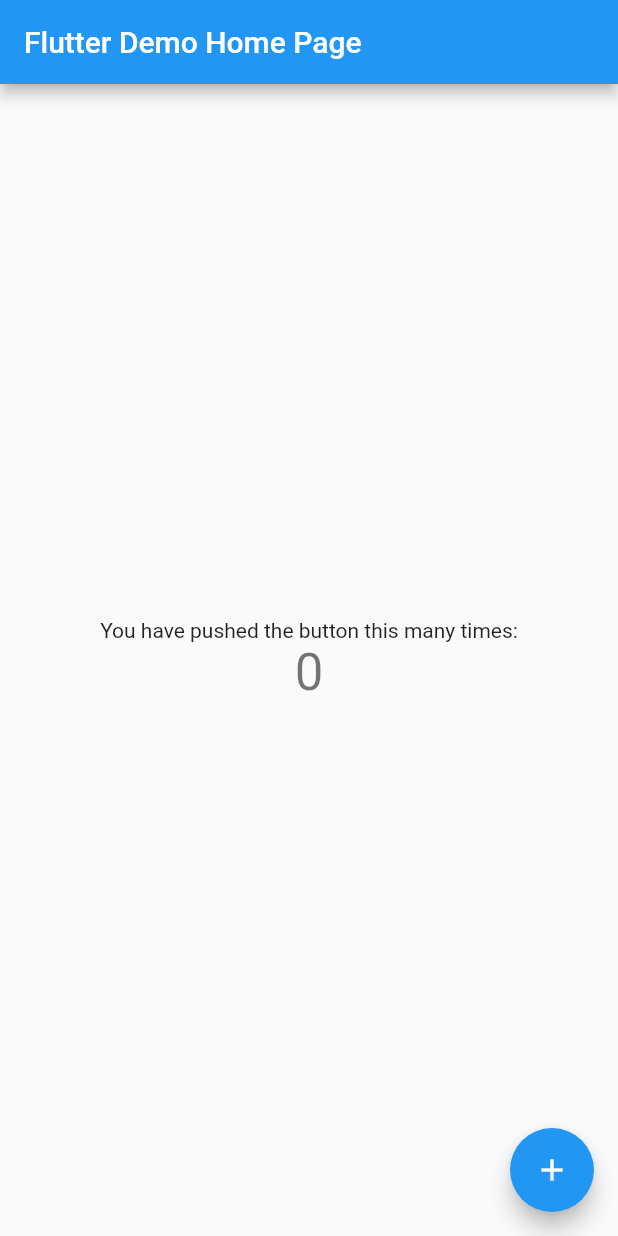
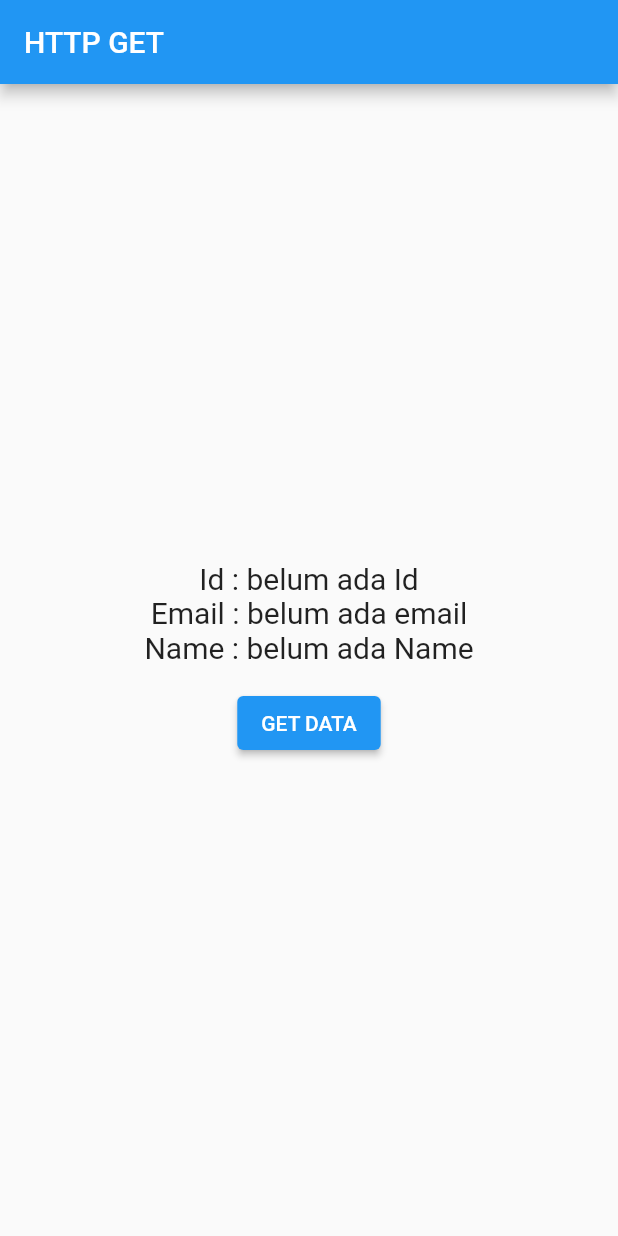
Before and after one commit to MichelleSetiyanti/http_request, a Flutter app: the screen it shows after launch, on a phone screen of 412 x 824 dp. Run offline on Flutter 3.47's test engine with Material 2 defaults, Android fonts, the phone set to English and light mode, and no system bars.

Commit message:
HTTP GET

```diff
--- a/lib/main.dart
+++ b/lib/main.dart
@@ -1,115 +1,106 @@
+import 'dart:convert';
+
+import 'package:flutter/cupertino.dart';
 import 'package:flutter/material.dart';
+import 'package:http/http.dart' as myhttp;
 
-void main() {
-  runApp(const MyApp());
+void main(List<String> args) {
+  runApp(MyApp());
 }
 
 class MyApp extends StatelessWidget {
   const MyApp({Key? key}) : super(key: key);
 
-  // This widget is the root of your application.
   @override
   Widget build(BuildContext context) {
     return MaterialApp(
-      title: 'Flutter Demo',
-      theme: ThemeData(
-        // This is the theme of your application.
-        //
-        // Try running your application with "flutter run". You'll see the
-        // application has a blue toolbar. Then, without quitting the app, try
-        // changing the primarySwatch below to Colors.green and then invoke
-        // "hot reload" (press "r" in the console where you ran "flutter run",
-        // or simply save your changes to "hot reload" in a Flutter IDE).
-        // Notice that the counter didn't reset back to zero; the application
-        // is not restarted.
-        primarySwatch: Colors.blue,
-      ),
-      home: const MyHomePage(title: 'Flutter Demo Home Page'),
+      home: HomePage(),
     );
   }
 }
 
-class MyHomePage extends StatefulWidget {
-  const MyHomePage({Key? key, required this.title}) : super(key: key);
-
-  // This widget is the home page of your application. It is stateful, meaning
-  // that it has a State object (defined below) that contains fields that affect
-  // how it looks.
-
-  // This class is the configuration for the state. It holds the values (in this
-  // case the title) provided by the parent (in this case the App widget) and
-  // used by the build method of the State. Fields in a Widget subclass are
-  // always marked "final".
-
-  final String title;
+class HomePage extends StatefulWidget {
+  const HomePage({Key? key}) : super(key: key);
 
   @override
-  State<MyHomePage> createState() => _MyHomePageState();
+  State<HomePage> createState() => _HomePageState();
 }
 
-class _MyHomePageState extends State<MyHomePage> {
-  int _counter = 0;
-
-  void _incrementCounter() {
-    setState(() {
-      // This call to setState tells the Flutter framework that something has
-      // changed in this State, which causes it to rerun the build method below
-      // so that the display can reflect the updated values. If we changed
-      // _counter without calling setState(), then the build method would not be
-      // called again, and so nothing would appear to happen.
-      _counter++;
-    });
+class _HomePageState extends State<HomePage> {
+  late String id, email, name;
+  @override
+  void initState() {
+    id = "belum ada Id";
+    email = "belum ada email";
+    name = "belum ada Name";
+    // TODO: implement initState
+    super.initState();
   }
 
-  @override
   Widget build(BuildContext context) {
-    // This method is rerun every time setState is called, for instance as done
-    // by the _incrementCounter method above.
-    //
-    // The Flutter framework has been optimized to make rerunning build methods
-    // fast, so that you can just rebuild anything that needs updating rather
-    // than having to individually change instances of widgets.
     return Scaffold(
       appBar: AppBar(
-        // Here we take the value from the MyHomePage object that was created by
-        // the App.build method, and use it to set our appbar title.
-        title: Text(widget.title),
+        title: Text("HTTP GET"),
       ),
       body: Center(
-        // Center is a layout widget. It takes a single child and positions it
-        // in the middle of the parent.
         child: Column(
-          // Column is also a layout widget. It takes a list of children and
-          // arranges them vertically. By default, it sizes itself to fit its
-          // children horizontally, and tries to be as tall as its parent.
-          //
-          // Invoke "debug painting" (press "p" in the console, choose the
-          // "Toggle Debug Paint" action from the Flutter Inspector in Android
-          // Studio, or the "Toggle Debug Paint" command in Visual Studio Code)
-          // to see the wireframe for each widget.
-          //
-          // Column has various properties to control how it sizes itself and
-          // how it positions its children. Here we use mainAxisAlignment to
-          // center the children vertically; the main axis here is the vertical
-          // axis because Columns are vertical (the cross axis would be
-          // horizontal).
           mainAxisAlignment: MainAxisAlignment.center,
-          children: <Widget>[
-            const Text(
-              'You have pushed the button this many times:',
+          children: [
+            Text(
+              "Id : $id",
+              style: TextStyle(
+                fontSize: 20,
+              ),
             ),
             Text(
-              '$_counter',
-              style: Theme.of(context).textTheme.headline4,
+              "Email : $email",
+              style: TextStyle(
+                fontSize: 20,
+              ),
             ),
+            Text(
+              "Name : $name",
+              style: TextStyle(
+                fontSize: 20,
+              ),
+            ),
+            SizedBox(
+              height: 15,
+            ),
+            ElevatedButton(
+                onPressed: () async {
+                  var myresponse = await myhttp
+                      .get(Uri.parse("https://reqres.in/api/users/3"));
+                  if (myresponse.statusCode == 200) {
+                    //berhasil get data
+                    print("Berhasil Get Data");
+                    var data =
+                        json.decode(myresponse.body) as Map<String, dynamic>;
+                    setState(() {
+                      id = data["data"]["id"].toString();
+                      email = data["data"]["email"].toString();
+                      name =
+                          ("${data["data"]["first_name"]} ${data["data"]["last_name"]}");
+                      print(data["data"]);
+                    });
+                    // print(myresponse.body);
+                  } else {
+                    //tidak berhasil
+                    // setState(() {
+                    //   id = "ERROR ${myresponse.statusCode}";
+                    // });
+                    print("ERROR ${myresponse.statusCode}");
+                  }
+                  // print(myresponse.statusCode);
+                  // print("-------------------");
+                  // print(myresponse.headers);
+                  // print("-------------------");
+                  // print("-------------------");
+                },
+                child: Text("GET DATA")),
           ],
         ),
       ),
-      floatingActionButton: FloatingActionButton(
-        onPressed: _incrementCounter,
-        tooltip: 'Increment',
-        child: const Icon(Icons.add),
-      ), // This trailing comma makes auto-formatting nicer for build methods.
     );
   }
 }
```
Also changed, not shown: pubspec.yaml (+4 -12 lines), pubspec.lock.
